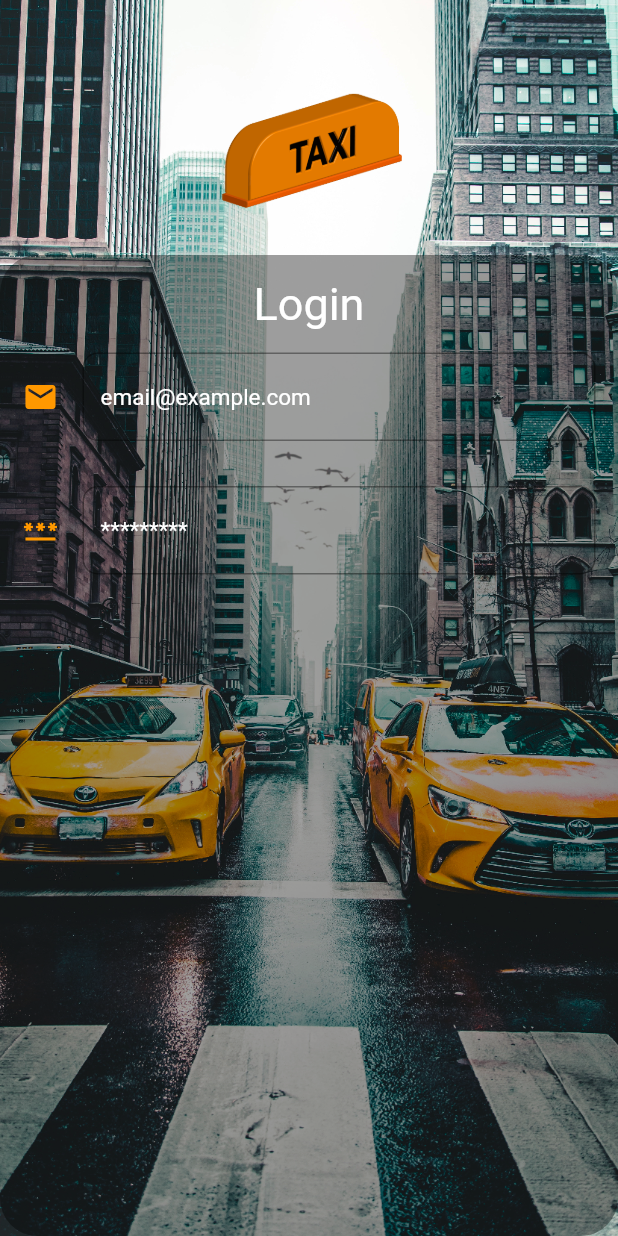
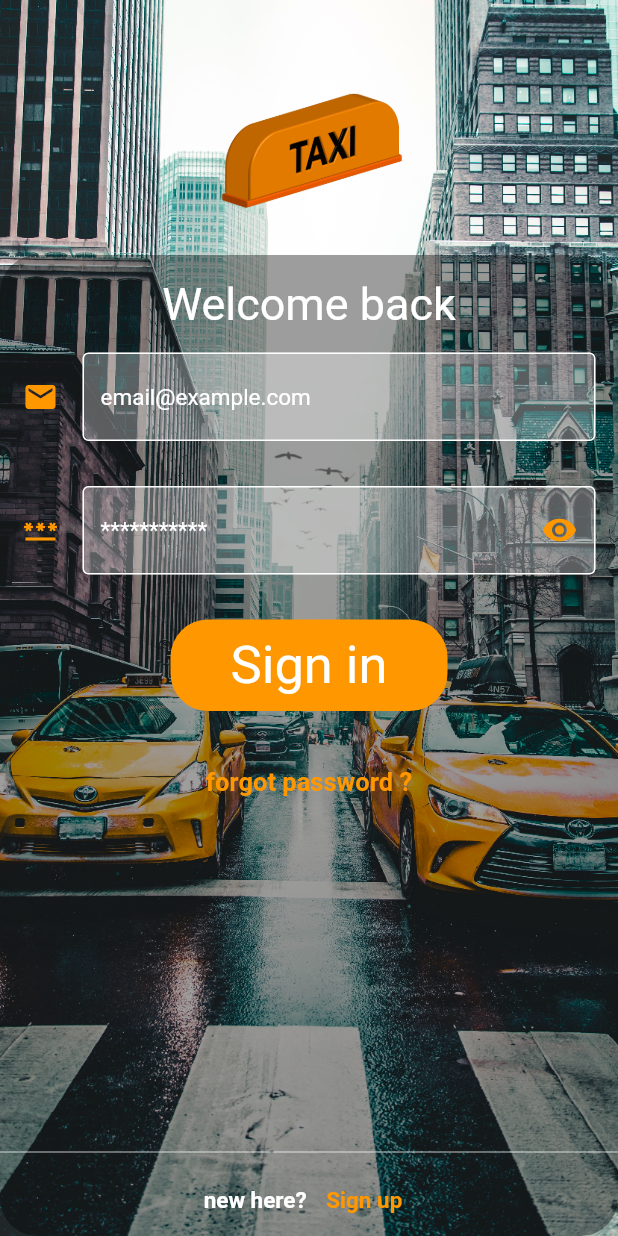
Before and after one commit to Codingaway20/sharek_app_new, a Flutter app: the screen it shows after launch, on a phone screen of 412 x 824 dp. Run offline on Flutter 3.47's test engine with Material 2 defaults, Android fonts, the phone set to English and light mode, and no system bars; our stand-ins replace get, google_fonts.

Commit message:
LoginPage design Ready

```diff
--- a/lib/UI/login_page.dart
+++ b/lib/UI/login_page.dart
@@ -42,12 +42,13 @@ class LoginPage extends StatelessWidget {
                       height: 15,
                     ),
                     const Text(
-                      "Login",
+                      "Welcome back",
                       style: TextStyle(
                         fontSize: 30,
                         color: Colors.white,
                       ),
                     ),
+
                     //Email text field
                     Padding(
                       padding: const EdgeInsets.all(15),
@@ -63,12 +64,18 @@ class LoginPage extends StatelessWidget {
                               color: Colors.white,
                               fontSize: 15,
                             ),
+                            enabledBorder: OutlineInputBorder(
+                              borderSide: BorderSide(
+                                color: Colors.white,
+                              ),
+                            ),
                             border: OutlineInputBorder(
                               borderRadius: BorderRadius.all(
                                 Radius.circular(10),
                               ),
                             ),
-                            fillColor: Colors.red,
+                            filled: true,
+                            fillColor: Colors.white30,
                             icon: Icon(
                               Icons.email,
                               color: Colors.orange,
@@ -87,7 +94,14 @@ class LoginPage extends StatelessWidget {
                           ),
                           textAlign: TextAlign.left,
                           decoration: InputDecoration(
-                            hintText: "*********",
+                            enabledBorder: OutlineInputBorder(
+                              borderSide: BorderSide(
+                                color: Colors.white,
+                              ),
+                            ),
+                            filled: true,
+                            fillColor: Colors.white30,
+                            hintText: "***********",
                             hintStyle: TextStyle(
                               color: Colors.white,
                               fontSize: 15,
@@ -97,14 +111,88 @@ class LoginPage extends StatelessWidget {
                                 Radius.circular(10),
                               ),
                             ),
-                            fillColor: Colors.red,
                             icon: Icon(
                               Icons.password,
+                              color: Colors.orange,
+                            ),
+                            suffixIcon: Icon(
+                              Icons.remove_red_eye,
                               color: Colors.orange,
                             ),
                           ),
                         ),
                       ),
+                    ),
+
+                    Padding(
+                      padding: const EdgeInsets.all(15.0),
+                      child: Container(
+                        decoration: BoxDecoration(
+                          color: Colors.orange,
+                          borderRadius: BorderRadius.circular(25),
+                        ),
+                        child: const Padding(
+                          padding: EdgeInsets.only(
+                            left: 40,
+                            right: 40,
+                            top: 10,
+                            bottom: 10,
+                          ),
+                          child: Text(
+                            "Sign in",
+                            style: TextStyle(
+                              color: Colors.white,
+                              fontSize: 35,
+                            ),
+                          ),
+                        ),
+                      ),
+                    ),
+
+                    Padding(
+                      padding: const EdgeInsets.all(8.0),
+                      child: TextButton(
+                        onPressed: () {},
+                        child: const Text(
+                          "forgot password ?",
+                          style: TextStyle(
+                            color: Colors.orange,
+                            fontSize: 17,
+                            fontWeight: FontWeight.bold,
+                          ),
+                        ),
+                      ),
+                    ),
+                    Spacer(),
+                    const Divider(
+                      thickness: 0.5,
+                      color: Colors.white,
+                    ),
+                    Row(
+                      mainAxisAlignment: MainAxisAlignment.center,
+                      children: [
+                        const Text(
+                          "new here?",
+                          style: TextStyle(
+                            color: Colors.white,
+                            fontSize: 15,
+                            fontWeight: FontWeight.bold,
+                          ),
+                        ),
+                        const SizedBox(
+                          width: 5,
+                        ),
+                        TextButton(
+                            onPressed: () {},
+                            child: const Text(
+                              "Sign up",
+                              style: TextStyle(
+                                color: Colors.orange,
+                                fontSize: 15,
+                                fontWeight: FontWeight.bold,
+                              ),
+                            ))
+                      ],
                     ),
                   ],
                 ),
```
